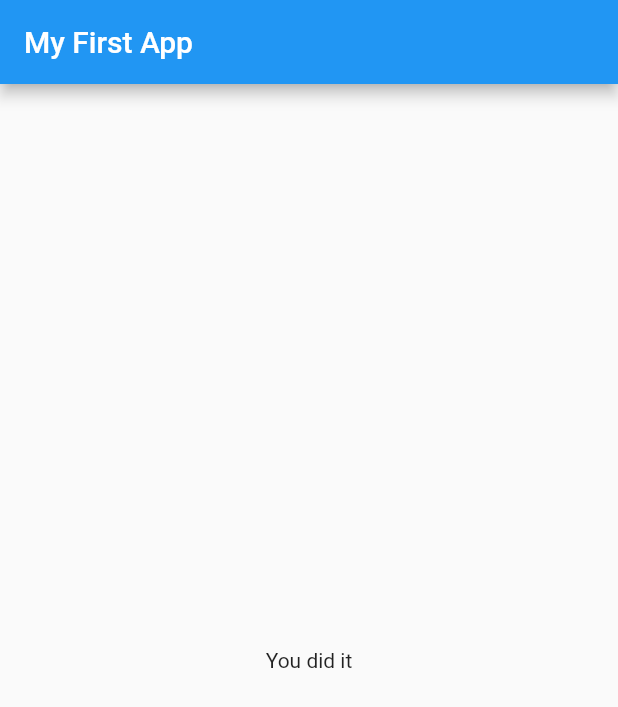
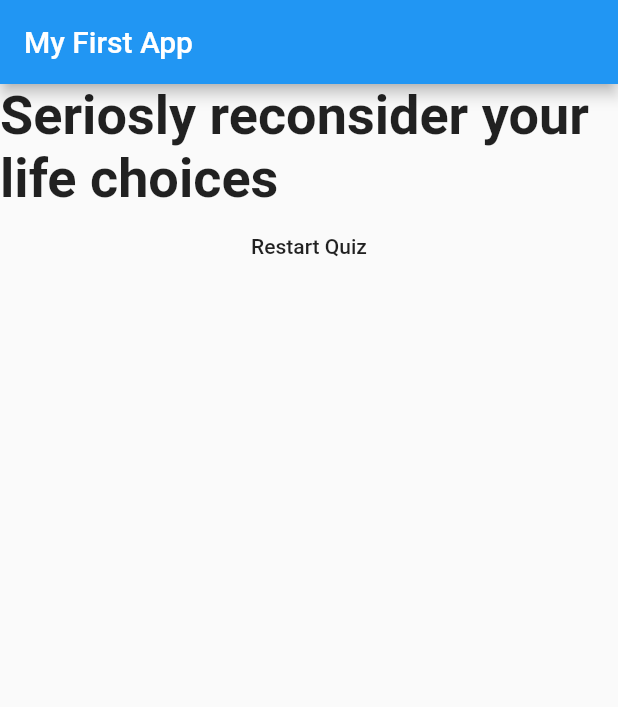
Before and after one commit to TheCodeNinja254/flutter_android_app, a Flutter app: the screen it shows after launch, on a phone screen of 412 x 824 dp. Shown: the top 707 px of the screen. Run offline on Flutter 3.47's test engine with Material 2 defaults, Android fonts, the light colour scheme and no system bars.

Commit message:
Quiz with reset to allow for restart at the end of the quiz

```diff
--- a/lib/main.dart
+++ b/lib/main.dart
@@ -1,7 +1,7 @@
 import 'package:flutter/material.dart';
 
-import './answer.dart';
-import './question.dart';
+import 'quiz.dart';
+import 'result.dart';
 
 void main() {
   // with parenthesis - class object
@@ -20,26 +20,50 @@ class MyApp extends StatefulWidget {
 
 class _MyAppState extends State<MyApp> {
   var _questionIndex = 0;
-  final questions = const [
+  var _totalScore = 0;
+  final _questions = const [
     {
-      'questionText': 'What\'s your favourite color',
-      'answers': ['Black', 'White', 'Green', 'Violet'],
+      'questionText': 'What\'s your favorite color?',
+      'answers': [
+        {'text': 'Black', 'score': 10},
+        {'text': 'Red', 'score': 5},
+        {'text': 'Green', 'score': 3},
+        {'text': 'White', 'score': 1},
+      ],
     },
     {
-      'questionText': 'What\'s your favourite animal',
-      'answers': ['Elephant', 'Lion', 'Giraffe', 'Cow'],
+      'questionText': 'What\'s your favorite animal?',
+      'answers': [
+        {'text': 'Rabbit', 'score': 3},
+        {'text': 'Snake', 'score': 11},
+        {'text': 'Elephant', 'score': 5},
+        {'text': 'Lion', 'score': 9},
+      ],
     },
     {
-      'questionText': 'What\'s your favourite guy',
-      'answers': ['Freddy', 'Freddy', 'Freddy', 'Freddy'],
+      'questionText': 'Who\'s your favorite instructor?',
+      'answers': [
+        {'text': 'Max', 'score': 1},
+        {'text': 'Fred', 'score': 10},
+        {'text': 'Man', 'score': 13},
+        {'text': 'None', 'score': 10},
+      ],
     },
   ];
 
-  void _answerQuestions() {
+  void _answerQuestion(int score) {
+    _totalScore += score;
     setState(() {
       _questionIndex = _questionIndex + 1;
     });
     print(_questionIndex);
+  }
+
+  void _resetQuiz() {
+    setState(() {
+      _questionIndex = 0;
+      _totalScore = 0;
+    });
   }
 
   // BuildContext  - object type provided by flutter
@@ -54,17 +78,13 @@ class _MyAppState extends State<MyApp> {
           appBar: AppBar(
             title: Text('My First App'),
           ),
-          body: _questionIndex < questions.length
-              ? Column(
-                  children: <Widget>[
-                    Question(questions[_questionIndex]['questionText']),
-                    ...(questions[_questionIndex]['answers'] as List<String>)
-                        .map((answer) {
-                      return Answer(_answerQuestions, answer);
-                    }).toList()
-                  ],
+          body: _questionIndex < _questions.length
+              ? Quiz(
+                  answerQuestion: _answerQuestion,
+                  questions: _questions,
+                  questionIndex: _questionIndex,
                 )
-              : Center(child: Text('You did it'))),
+              : Result(_resetQuiz, _totalScore)),
     );
   }
 }
--- a/lib/quiz.dart
+++ b/lib/quiz.dart
@@ -0,0 +1,28 @@
+import 'package:flutter/material.dart';
+
+import 'answer.dart';
+import 'question.dart';
+
+class Quiz extends StatelessWidget {
+  final List<Map<String, Object>> questions;
+  final int questionIndex;
+  final Function answerQuestion;
+
+  Quiz(
+      {@required this.questions,
+      @required this.answerQuestion,
+      @required this.questionIndex});
+
+  @override
+  Widget build(BuildContext context) {
+    return Column(
+      children: <Widget>[
+        Question(questions[questionIndex]['questionText']),
+        ...(questions[questionIndex]['answers'] as List<Map<String, Object>>)
+            .map((answer) {
+          return Answer(() => answerQuestion(answer['score']), answer['text']);
+        }).toList()
+      ],
+    );
+  }
+}
--- a/lib/result.dart
+++ b/lib/result.dart
@@ -0,0 +1,33 @@
+import 'package:flutter/material.dart';
+
+class Result extends StatelessWidget {
+  final int testScore;
+  final Function resetQuiz;
+
+  Result(this.resetQuiz, this.testScore);
+
+  String get resultPhrase {
+    String resultText;
+
+    if (testScore < 10) {
+      resultText = 'You truly made it, you are awesome';
+    } else if (testScore <= 15) {
+      resultText = 'Not so bad';
+    } else if (testScore <= 20) {
+      resultText = 'Seriosly reconsider your life choices';
+    } else {
+      resultText = 'You need therapy now!';
+    }
+    return resultText;
+  }
+
+  @override
+  Widget build(BuildContext context) {
+    return Center(
+        child: Column(children: <Widget>[
+      Text(resultPhrase,
+          style: TextStyle(fontSize: 36, fontWeight: FontWeight.bold)),
+      FlatButton(onPressed: resetQuiz, child: Text('Restart Quiz'))
+    ]));
+  }
+}
```
